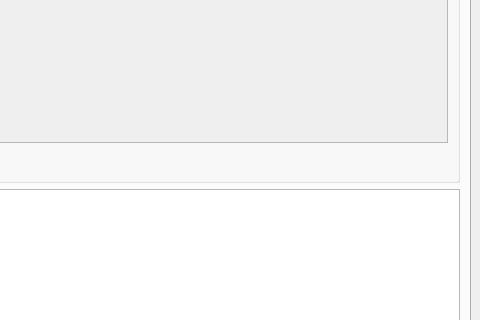
This is MainWindow.ui in Danelfcf/MaterialOrganizer as Qt 5 draws it before an edit; both pictures show x 212 to 692 and y 130 to 450 of the 692 by 650 pixel window. The edited form follows.
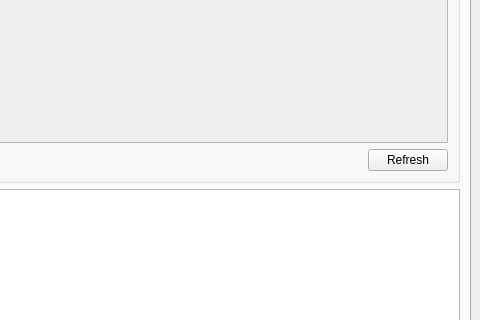
This is the edited form.

Commit message: added refresh button

```diff
--- a/MainWindow.ui
+++ b/MainWindow.ui
@@ -129,6 +129,19 @@
                </property>
               </spacer>
              </item>
+             <item>
+              <widget class="QPushButton" name="ButtonRefresh">
+               <property name="text">
+                <string>Refresh</string>
+               </property>
+               <property name="default">
+                <bool>false</bool>
+               </property>
+               <property name="flat">
+                <bool>false</bool>
+               </property>
+              </widget>
+             </item>
             </layout>
            </item>
           </layout>
```
Left out of the diff: 6 changed lines with no effect on the pictures.
